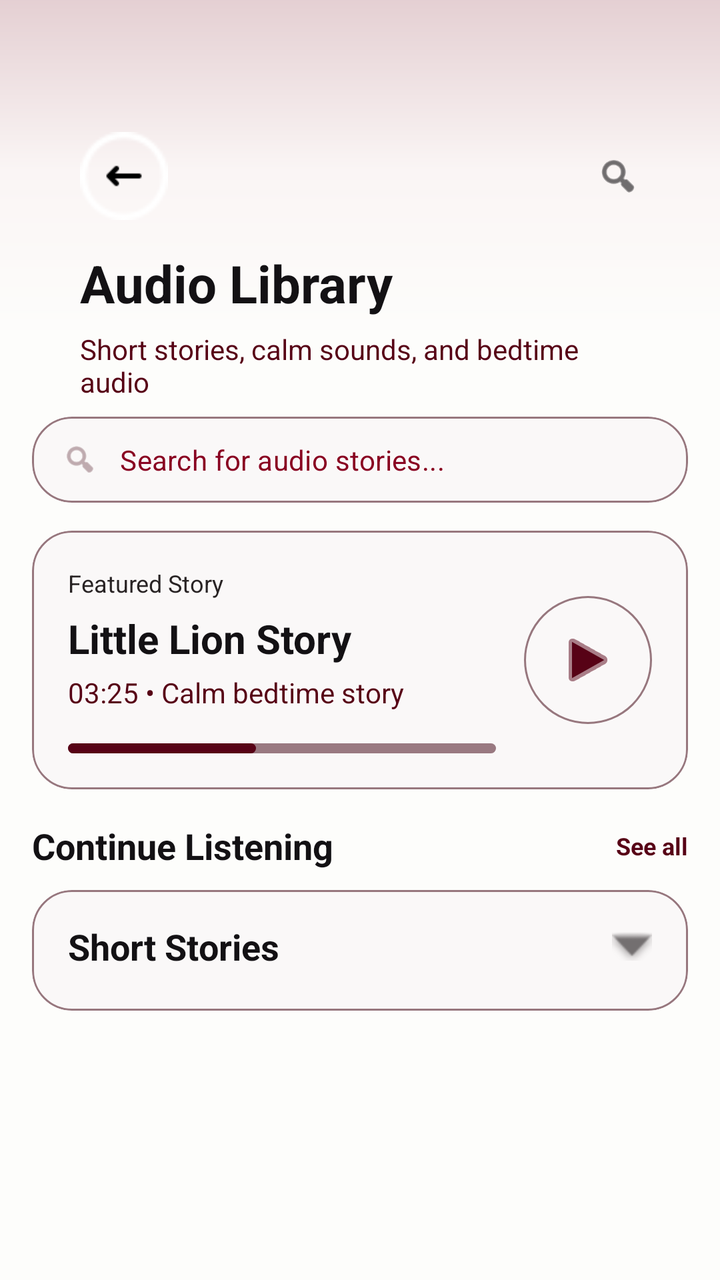
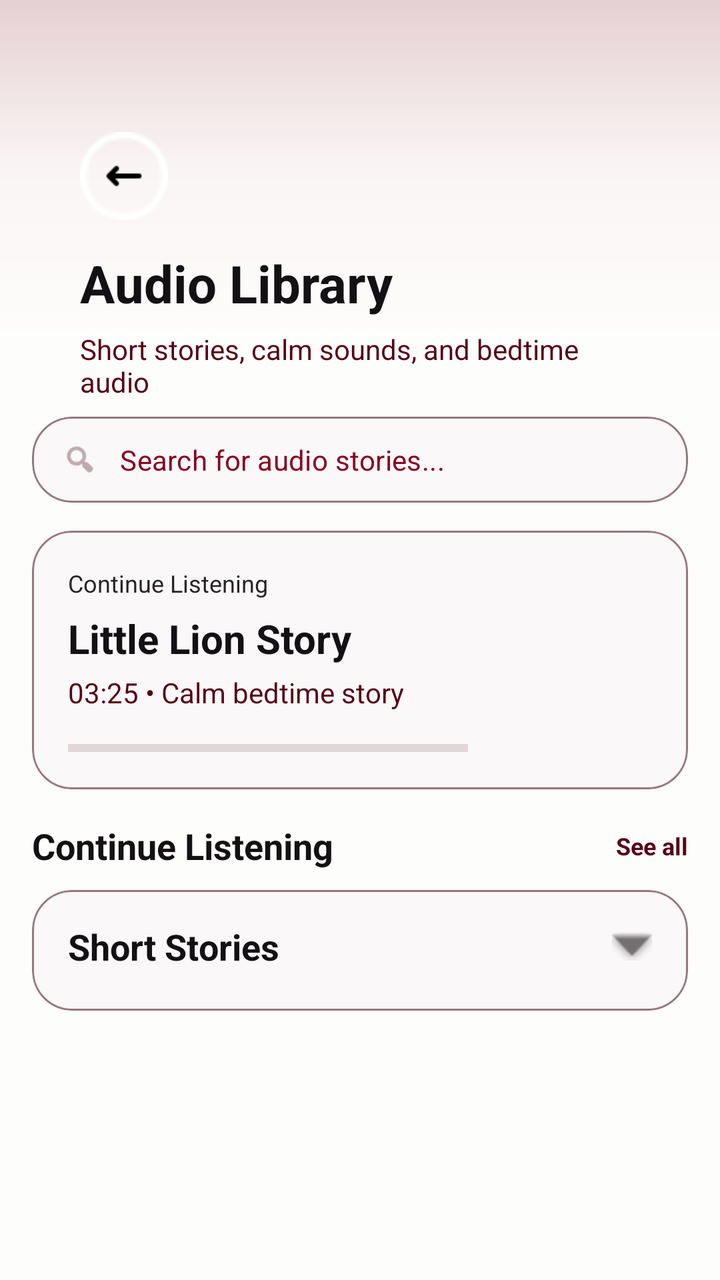

The first picture is an Android layout as it rendered before a commit; the second is the same layout after the commit. The layout source and the unified diff follow.
<!-- AndroidManifest.xml: application theme Theme.DownSteps1 -->
<!-- res/layout/activity_library_audio.xml -->
<?xml version='1.0' encoding='UTF-8'?>
<androidx.constraintlayout.widget.ConstraintLayout xmlns:android="http://schemas.android.com/apk/res/android" xmlns:app="http://schemas.android.com/apk/res-auto" android:id="@+id/libraryAudioPage" android:layout_width="match_parent" android:layout_height="match_parent" android:background="@color/bg_main">

    
    <View android:id="@+id/topShape" style="@style/TopShape" android:layout_width="0dp" android:layout_height="170dp" android:alpha="0.18" app:layout_constraintTop_toTopOf="parent" app:layout_constraintStart_toStartOf="parent" app:layout_constraintEnd_toEndOf="parent"/>

    
    
    <androidx.core.widget.NestedScrollView android:id="@+id/scrollContent" android:layout_width="0dp" android:layout_height="0dp" android:clipToPadding="false" android:fillViewport="true" android:overScrollMode="never" android:paddingStart="16dp" android:paddingTop="8dp" android:paddingEnd="16dp" android:paddingBottom="110dp" android:scrollbars="none" app:layout_constraintBottom_toBottomOf="parent" app:layout_constraintStart_toStartOf="parent" app:layout_constraintEnd_toEndOf="parent" app:layout_constraintTop_toTopOf="parent">

        <LinearLayout android:layout_width="match_parent" android:layout_height="wrap_content" android:orientation="vertical">

            <LinearLayout android:id="@+id/headerLayout" style="@style/Header" android:layout_width="match_parent" android:layout_height="wrap_content" android:orientation="vertical" android:paddingBottom="8dp">

        <LinearLayout android:id="@+id/topRow" android:layout_width="match_parent" android:layout_height="wrap_content" android:layout_marginBottom="14dp" android:gravity="center_vertical" android:orientation="horizontal">

            <LinearLayout android:id="@+id/backContainer" style="@style/BackBtn.Box" android:layout_width="44dp" android:layout_height="44dp" android:orientation="horizontal">

                <ImageView android:id="@+id/btnBack" style="@style/BackBtn.Icon" android:contentDescription="Back"/>
            </LinearLayout>

            <View android:layout_width="0dp" android:layout_height="1dp" android:layout_weight="1"/>

            <ImageView android:id="@+id/btnSearchTop" android:layout_width="22dp" android:layout_height="22dp" android:contentDescription="Search" android:src="@android:drawable/ic_menu_search" app:tint="@color/text_label"/>
        </LinearLayout>

        <TextView android:id="@+id/tvLibraryTitle" style="@style/Text.Title" android:layout_width="wrap_content" android:layout_height="wrap_content" android:text="Audio Library"/>

        <TextView android:id="@+id/tvLibrarySubtitle" style="@style/Text.Subtitle" android:layout_width="wrap_content" android:layout_height="wrap_content" android:layout_marginTop="6dp" android:text="Short stories, calm sounds, and bedtime audio"/>
    </LinearLayout>

    
            <com.google.android.material.card.MaterialCardView android:id="@+id/searchCard" style="@style/Card" android:layout_width="match_parent" android:layout_height="wrap_content" android:layout_marginBottom="14dp" app:cardElevation="0dp">

                <LinearLayout android:layout_width="match_parent" android:layout_height="wrap_content" android:gravity="center_vertical" android:orientation="horizontal" android:paddingStart="14dp" android:paddingTop="12dp" android:paddingEnd="14dp" android:paddingBottom="12dp">

                    <ImageView style="@style/Icon.Small" android:layout_height="18dp" android:contentDescription="Search icon" android:src="@android:drawable/ic_menu_search" app:tint="@color/text_hint_layout"/>

                    <com.google.android.material.textfield.TextInputEditText android:id="@+id/etSearchAudio" style="@style/EditText" android:layout_width="0dp" android:layout_height="wrap_content" android:layout_marginStart="10dp" android:layout_weight="1" android:background="@android:color/transparent" android:hint="Search for audio stories..." android:inputType="text" android:maxLines="1" android:padding="0dp"/>
                </LinearLayout>
            </com.google.android.material.card.MaterialCardView>


            
            <com.google.android.material.card.MaterialCardView android:id="@+id/currentAudioCard" style="@style/Card" android:layout_width="match_parent" android:layout_height="wrap_content" android:layout_marginBottom="16dp" app:cardElevation="0dp">

                <LinearLayout android:layout_width="match_parent" android:layout_height="wrap_content" android:gravity="center_vertical" android:orientation="horizontal" android:padding="18dp">

                    
                    <LinearLayout android:layout_width="0dp" android:layout_height="wrap_content" android:layout_weight="1" android:orientation="vertical">

                        <TextView android:id="@+id/tvNowPlayingLabel" style="@style/Text.Small" android:layout_width="wrap_content" android:layout_height="wrap_content" android:text="Featured Story"/>

                        <TextView android:id="@+id/tvCurrentAudioTitle" android:layout_width="wrap_content" android:layout_height="wrap_content" android:layout_marginTop="6dp" android:text="Little Lion Story" style="@style/Text.Featured"/>

                        <TextView android:id="@+id/tvCurrentDuration" style="@style/Text.Subtitle" android:layout_width="wrap_content" android:layout_height="wrap_content" android:layout_marginTop="4dp" android:text="03:25 • Calm bedtime story"/>

                        <LinearLayout android:layout_width="match_parent" android:layout_height="wrap_content" android:layout_marginTop="16dp" android:gravity="center_vertical" android:orientation="horizontal">

                            <View android:layout_width="0dp" android:layout_height="5dp" android:layout_weight="1" android:background="@drawable/bg_audio_progress"/>

                        </LinearLayout>
                    </LinearLayout>

                    
                    <ImageView android:id="@+id/btnPlayFeatured" android:layout_width="64dp" android:layout_height="64dp" android:layout_marginStart="14dp" android:background="@drawable/bg_audio_play_button" android:padding="14dp" android:scaleType="centerInside" android:src="@android:drawable/ic_media_play" android:contentDescription="Play story" app:tint="@color/btn_primary"/>
                </LinearLayout>
            </com.google.android.material.card.MaterialCardView>

            
            <LinearLayout android:layout_width="match_parent" android:layout_height="wrap_content" android:layout_marginBottom="10dp" android:gravity="center_vertical" android:orientation="horizontal">

                <TextView android:layout_width="0dp" android:layout_height="wrap_content" android:layout_weight="1" android:text="Continue Listening" style="@style/Text.Section"/>

                <TextView android:layout_width="wrap_content" android:layout_height="wrap_content" android:text="See all" android:textColor="@color/btn_primary" style="@style/Text.Small" android:textStyle="bold"/>
            </LinearLayout>

            
            <com.google.android.material.card.MaterialCardView android:id="@+id/audioListCard" style="@style/Card" android:layout_width="match_parent" android:layout_height="wrap_content" android:layout_marginBottom="14dp" app:cardElevation="0dp">

                <LinearLayout android:layout_width="match_parent" android:layout_height="wrap_content" android:orientation="vertical" android:padding="10dp">

                    <LinearLayout android:layout_width="match_parent" android:layout_height="wrap_content" android:gravity="center_vertical" android:orientation="horizontal" android:paddingStart="8dp" android:paddingTop="6dp" android:paddingEnd="8dp" android:paddingBottom="10dp">

                        <TextView android:id="@+id/tvSectionTitle" style="@style/Text.Section" android:layout_width="0dp" android:layout_height="wrap_content" android:layout_weight="1" android:text="Short Stories"/>

                        <ImageView android:id="@+id/btnExpand" style="@style/Icon.Small" android:contentDescription="Expand" android:src="@android:drawable/arrow_down_float" app:tint="@color/input_icon"/>
                    </LinearLayout>

                    <androidx.recyclerview.widget.RecyclerView android:id="@+id/recyclerAudioList" android:layout_width="match_parent" android:layout_height="wrap_content" android:nestedScrollingEnabled="false"/>
                </LinearLayout>
            </com.google.android.material.card.MaterialCardView>

        </LinearLayout>
    </androidx.core.widget.NestedScrollView>

</androidx.constraintlayout.widget.ConstraintLayout>
<!-- resources referenced by this layout -->
<resources>
  <color name="bg_main">#FDFDFB</color>
  <color name="btn_primary">#570216</color>
  <color name="input_icon">#736F70</color>
  <color name="text_hint_layout">#97777E</color>
  <color name="text_label">#131114</color>
  <!-- drawable bg_audio_play_button (drawable) -->
  <?xml version="1.0" encoding="utf-8"?>
  <shape xmlns:android="http://schemas.android.com/apk/res/android"
      android:shape="oval">
      <solid android:color="@color/card_bg" />
      <stroke
          android:width="1dp"
          android:color="@color/card_border" />
  </shape>
  <!-- drawable bg_audio_progress (drawable) -->
  <?xml version="1.0" encoding="utf-8"?>
  <layer-list xmlns:android="http://schemas.android.com/apk/res/android">
      <item>
          <shape>
              <corners android:radius="8dp" />
              <solid android:color="@color/input_border" />
              <size android:height="4dp" />
          </shape>
      </item>
  
      <item android:right="120dp">
          <shape>
              <corners android:radius="8dp" />
              <solid android:color="@color/btn_primary" />
              <size android:height="4dp" />
          </shape>
      </item>
  </layer-list>
  <style name="BackBtn.Icon">
          <item name="android:layout_width">20dp</item>
          <item name="android:layout_height">20dp</item>
          <item name="android:src">@drawable/ic_fleche_gauche</item>
          <item name="android:tint">@color/black</item>
      </style>
  <style name="Header">
          <item name="android:paddingStart">24dp</item>
          <item name="android:paddingTop">58dp</item>
          <item name="android:paddingEnd">24dp</item>
          <item name="android:paddingBottom">24dp</item>
      </style>
  <style name="Icon.Small">
          <item name="android:layout_width">20dp</item>
          <item name="android:layout_height">20dp</item>
      </style>
  <style name="Text.Featured" parent="Text.Section">
          <item name="android:textSize">20sp</item>
      </style>
  <style name="Text.Section">
          <item name="android:textColor">@color/text_title</item>
          <item name="android:textSize">18sp</item>
          <item name="android:textStyle">bold</item>
      </style>
  <style name="Text.Small">
          <item name="android:textColor">@color/text_small</item>
          <item name="android:textSize">12sp</item>
      </style>
  <style name="Text.Subtitle">
          <item name="android:textColor">@color/text_subtitle</item>
          <item name="android:textSize">14sp</item>
      </style>
  <style name="Text.Title">
          <item name="android:textColor">@color/text_title</item>
          <item name="android:textSize">26sp</item>
          <item name="android:textStyle">bold</item>
      </style>
  <style name="TopShape">
          <item name="android:background">@drawable/bg_top</item>
          <item name="android:alpha">0.45</item>
      </style>
  <style name="Theme.DownSteps1" parent="Base.Theme.DownSteps1" />
  <color name="card_bg">#FAF8F8</color>
  <color name="card_border">#97777E</color>
  <color name="input_border">#997981</color>
  <color name="black">#000000</color>
  <color name="text_input">#131114</color>
  <color name="text_hint">#890221</color>
  <color name="text_title">#131114</color>
  <color name="text_small">#282324</color>
  <color name="text_subtitle">#570216</color>
  <!-- drawable bg_top (drawable) -->
  <shape xmlns:android="http://schemas.android.com/apk/res/android"
      android:shape="rectangle">
  
      <gradient
          android:angle="270"
          android:startColor="#77021D"
          android:centerColor="#EFD4DA"
          android:endColor="#FFFFFF" />
  
  </shape>
  <style name="Base.Theme.DownSteps1" parent="Theme.Material3.DayNight.NoActionBar">
          
          
          <item name="colorPrimary">@color/btn_primary</item>
          <item name="colorSecondary">@color/btn_primary</item>
          <item name="colorAccent">@color/btn_primary</item>
      </style>
  <!-- unchanged entries left out for length: 5 -->
</resources>

<!-- the commit's change to res/layout/activity_library_audio.xml (unified diff, before → after) -->
@@ -1,93 +1,290 @@
 <?xml version='1.0' encoding='UTF-8'?>
-<androidx.constraintlayout.widget.ConstraintLayout xmlns:android="http://schemas.android.com/apk/res/android" xmlns:app="http://schemas.android.com/apk/res-auto" android:id="@+id/libraryAudioPage" android:layout_width="match_parent" android:layout_height="match_parent" android:background="@color/bg_main">
+<androidx.constraintlayout.widget.ConstraintLayout xmlns:android="http://schemas.android.com/apk/res/android"
+    xmlns:app="http://schemas.android.com/apk/res-auto"
+    android:id="@+id/libraryAudioPage"
+    android:layout_width="match_parent"
+    android:layout_height="match_parent"
+    android:background="@color/bg_main">
 
     
-    <View android:id="@+id/topShape" style="@style/TopShape" android:layout_width="0dp" android:layout_height="170dp" android:alpha="0.18" app:layout_constraintTop_toTopOf="parent" app:layout_constraintStart_toStartOf="parent" app:layout_constraintEnd_toEndOf="parent"/>
+    <View
+        android:id="@+id/topShape"
+        style="@style/TopShape"
+        android:layout_width="0dp"
+        android:layout_height="170dp"
+        android:alpha="0.18"
+        app:layout_constraintEnd_toEndOf="parent"
+        app:layout_constraintStart_toStartOf="parent"
+        app:layout_constraintTop_toTopOf="parent" />
 
     
     
-    <androidx.core.widget.NestedScrollView android:id="@+id/scrollContent" android:layout_width="0dp" android:layout_height="0dp" android:clipToPadding="false" android:fillViewport="true" android:overScrollMode="never" android:paddingStart="16dp" android:paddingTop="8dp" android:paddingEnd="16dp" android:paddingBottom="110dp" android:scrollbars="none" app:layout_constraintBottom_toBottomOf="parent" app:layout_constraintStart_toStartOf="parent" app:layout_constraintEnd_toEndOf="parent" app:layout_constraintTop_toTopOf="parent">
-
-        <LinearLayout android:layout_width="match_parent" android:layout_height="wrap_content" android:orientation="vertical">
-
-            <LinearLayout android:id="@+id/headerLayout" style="@style/Header" android:layout_width="match_parent" android:layout_height="wrap_content" android:orientation="vertical" android:paddingBottom="8dp">
-
-        <LinearLayout android:id="@+id/topRow" android:layout_width="match_parent" android:layout_height="wrap_content" android:layout_marginBottom="14dp" android:gravity="center_vertical" android:orientation="horizontal">
-
-            <LinearLayout android:id="@+id/backContainer" style="@style/BackBtn.Box" android:layout_width="44dp" android:layout_height="44dp" android:orientation="horizontal">
-
-                <ImageView android:id="@+id/btnBack" style="@style/BackBtn.Icon" android:contentDescription="Back"/>
+    <androidx.core.widget.NestedScrollView
+        android:id="@+id/scrollContent"
+        android:layout_width="0dp"
+        android:layout_height="0dp"
+        android:clipToPadding="false"
+        android:fillViewport="true"
+        android:overScrollMode="never"
+        android:paddingStart="16dp"
+        android:paddingTop="8dp"
+        android:paddingEnd="16dp"
+        android:paddingBottom="110dp"
+        android:scrollbars="none"
+        app:layout_constraintBottom_toBottomOf="parent"
+        app:layout_constraintEnd_toEndOf="parent"
+        app:layout_constraintStart_toStartOf="parent"
+        app:layout_constraintTop_toTopOf="parent">
+
+        <LinearLayout
+            android:layout_width="match_parent"
+            android:layout_height="wrap_content"
+            android:orientation="vertical">
+
+            <LinearLayout
+                android:id="@+id/headerLayout"
+                style="@style/Header"
+                android:layout_width="match_parent"
+                android:layout_height="wrap_content"
+                android:orientation="vertical"
+                android:paddingBottom="8dp">
+
+                <LinearLayout
+                    android:id="@+id/topRow"
+                    android:layout_width="match_parent"
+                    android:layout_height="wrap_content"
+                    android:layout_marginBottom="14dp"
+                    android:gravity="center_vertical"
+                    android:orientation="horizontal">
+
+                    <LinearLayout
+                        android:id="@+id/backContainer"
+                        style="@style/BackBtn.Box"
+                        android:layout_width="44dp"
+                        android:layout_height="44dp"
+                        android:orientation="horizontal">
+
+                        <ImageView
+                            android:id="@+id/btnBack"
+                            style="@style/BackBtn.Icon"
+                            android:contentDescription="Back" />
+                    </LinearLayout>
+
+                    <View
+                        android:layout_width="0dp"
+                        android:layout_height="1dp"
+                        android:layout_weight="1" />
+
+                </LinearLayout>
+
+                <TextView
+                    android:id="@+id/tvLibraryTitle"
+                    style="@style/Text.Title"
+                    android:layout_width="wrap_content"
+                    android:layout_height="wrap_content"
+                    android:text="Audio Library" />
+
+                <TextView
+                    android:id="@+id/tvLibrarySubtitle"
+                    style="@style/Text.Subtitle"
+                    android:layout_width="wrap_content"
+                    android:layout_height="wrap_content"
+                    android:layout_marginTop="6dp"
+                    android:text="Short stories, calm sounds, and bedtime audio" />
             </LinearLayout>
 
-            <View android:layout_width="0dp" android:layout_height="1dp" android:layout_weight="1"/>
-
-            <ImageView android:id="@+id/btnSearchTop" android:layout_width="22dp" android:layout_height="22dp" android:contentDescription="Search" android:src="@android:drawable/ic_menu_search" app:tint="@color/text_label"/>
-        </LinearLayout>
-
-        <TextView android:id="@+id/tvLibraryTitle" style="@style/Text.Title" android:layout_width="wrap_content" android:layout_height="wrap_content" android:text="Audio Library"/>
-
-        <TextView android:id="@+id/tvLibrarySubtitle" style="@style/Text.Subtitle" android:layout_width="wrap_content" android:layout_height="wrap_content" android:layout_marginTop="6dp" android:text="Short stories, calm sounds, and bedtime audio"/>
-    </LinearLayout>
-
-    
-            <com.google.android.material.card.MaterialCardView android:id="@+id/searchCard" style="@style/Card" android:layout_width="match_parent" android:layout_height="wrap_content" android:layout_marginBottom="14dp" app:cardElevation="0dp">
-
-                <LinearLayout android:layout_width="match_parent" android:layout_height="wrap_content" android:gravity="center_vertical" android:orientation="horizontal" android:paddingStart="14dp" android:paddingTop="12dp" android:paddingEnd="14dp" android:paddingBottom="12dp">
-
-                    <ImageView style="@style/Icon.Small" android:layout_height="18dp" android:contentDescription="Search icon" android:src="@android:drawable/ic_menu_search" app:tint="@color/text_hint_layout"/>
-
-                    <com.google.android.material.textfield.TextInputEditText android:id="@+id/etSearchAudio" style="@style/EditText" android:layout_width="0dp" android:layout_height="wrap_content" android:layout_marginStart="10dp" android:layout_weight="1" android:background="@android:color/transparent" android:hint="Search for audio stories..." android:inputType="text" android:maxLines="1" android:padding="0dp"/>
+            
+            <com.google.android.material.card.MaterialCardView
+                android:id="@+id/searchCard"
+                style="@style/Card"
+                android:layout_width="match_parent"
+                android:layout_height="wrap_content"
+                android:layout_marginBottom="14dp"
+                app:cardElevation="0dp">
+
+                <LinearLayout
+                    android:layout_width="match_parent"
+                    android:layout_height="wrap_content"
+                    android:gravity="center_vertical"
+                    android:orientation="horizontal"
+                    android:paddingStart="14dp"
+                    android:paddingTop="12dp"
+                    android:paddingEnd="14dp"
+                    android:paddingBottom="12dp">
+
+                    <ImageView
+                        style="@style/Icon.Small"
+                        android:layout_height="18dp"
+                        android:contentDescription="Search icon"
+                        android:src="@android:drawable/ic_menu_search"
+                        app:tint="@color/text_hint_layout" />
+
+                    <com.google.android.material.textfield.TextInputEditText
+                        android:id="@+id/etSearchAudio"
+                        style="@style/EditText"
+                        android:layout_width="0dp"
+                        android:layout_height="wrap_content"
+                        android:layout_marginStart="10dp"
+                        android:layout_weight="1"
+                        android:background="@android:color/transparent"
+                        android:hint="Search for audio stories..."
+                        android:inputType="text"
+                        android:maxLines="1"
+                        android:padding="0dp" />
                 </LinearLayout>
             </com.google.android.material.card.MaterialCardView>
 
 
             
-            <com.google.android.material.card.MaterialCardView android:id="@+id/currentAudioCard" style="@style/Card" android:layout_width="match_parent" android:layout_height="wrap_content" android:layout_marginBottom="16dp" app:cardElevation="0dp">
-
-                <LinearLayout android:layout_width="match_parent" android:layout_height="wrap_content" android:gravity="center_vertical" android:orientation="horizontal" android:padding="18dp">
+            <com.google.android.material.card.MaterialCardView
+                android:id="@+id/currentAudioCard"
+                style="@style/Card"
+                android:layout_width="match_parent"
+                android:layout_height="wrap_content"
+                android:layout_marginBottom="16dp"
+                app:cardElevation="0dp">
+
+                <LinearLayout
+                    android:layout_width="match_parent"
+                    android:layout_height="wrap_content"
+                    android:gravity="center_vertical"
+                    android:orientation="horizontal"
+                    android:padding="18dp">
 
                     
-                    <LinearLayout android:layout_width="0dp" android:layout_height="wrap_content" android:layout_weight="1" android:orientation="vertical">
-
-                        <TextView android:id="@+id/tvNowPlayingLabel" style="@style/Text.Small" android:layout_width="wrap_content" android:layout_height="wrap_content" android:text="Featured Story"/>
-
-                        <TextView android:id="@+id/tvCurrentAudioTitle" android:layout_width="wrap_content" android:layout_height="wrap_content" android:layout_marginTop="6dp" android:text="Little Lion Story" style="@style/Text.Featured"/>
-
-                        <TextView android:id="@+id/tvCurrentDuration" style="@style/Text.Subtitle" android:layout_width="wrap_content" android:layout_height="wrap_content" android:layout_marginTop="4dp" android:text="03:25 • Calm bedtime story"/>
-
-                        <LinearLayout android:layout_width="match_parent" android:layout_height="wrap_content" android:layout_marginTop="16dp" android:gravity="center_vertical" android:orientation="horizontal">
-
-                            <View android:layout_width="0dp" android:layout_height="5dp" android:layout_weight="1" android:background="@drawable/bg_audio_progress"/>
+                    <LinearLayout
+                        android:layout_width="0dp"
+                        android:layout_height="wrap_content"
+                        android:layout_weight="1"
+                        android:orientation="vertical">
+
+                        <TextView
+                            android:id="@+id/tvNowPlayingLabel"
+                            style="@style/Text.Small"
+                            android:layout_width="wrap_content"
+                            android:layout_height="wrap_content"
+                            android:text="Continue Listening" />
+
+                        <TextView
+                            android:id="@+id/tvCurrentAudioTitle"
+                            style="@style/Text.Featured"
+                            android:layout_width="wrap_content"
+                            android:layout_height="wrap_content"
+                            android:layout_marginTop="6dp"
+                            android:text="Little Lion Story" />
+
+                        <TextView
+                            android:id="@+id/tvCurrentDuration"
+                            style="@style/Text.Subtitle"
+                            android:layout_width="wrap_content"
+                            android:layout_height="wrap_content"
+                            android:layout_marginTop="4dp"
+                            android:text="03:25 • Calm bedtime story" />
+
+                        <LinearLayout
+                            android:layout_width="match_parent"
+                            android:layout_height="wrap_content"
+                            android:layout_marginTop="16dp"
+                            android:gravity="center_vertical"
+                            android:orientation="horizontal">
+
+                            <ProgressBar
+                                android:id="@+id/featuredProgress"
+                                style="?android:attr/progressBarStyleHorizontal"
+                                android:layout_width="0dp"
+                                android:layout_height="5dp"
+                                android:layout_weight="1"
+                                android:max="100"
+                                android:progress="0"
+                                android:progressTint="@color/btn_primary"
+                                android:progressBackgroundTint="@color/text_hint_layout" />
 
                         </LinearLayout>
                     </LinearLayout>
 
                     
-                    <ImageView android:id="@+id/btnPlayFeatured" android:layout_width="64dp" android:layout_height="64dp" android:layout_marginStart="14dp" android:background="@drawable/bg_audio_play_button" android:padding="14dp" android:scaleType="centerInside" android:src="@android:drawable/ic_media_play" android:contentDescription="Play story" app:tint="@color/btn_primary"/>
+                    <ImageView
+                        android:id="@+id/imgFeaturedCover"
+                        android:layout_width="78dp"
+                        android:layout_height="78dp"
+                        android:layout_marginStart="14dp"
+                        android:contentDescription="Story image"
+                        android:scaleType="centerCrop"
+                        android:padding="0dp"
+                        android:adjustViewBounds="false" />
                 </LinearLayout>
             </com.google.android.material.card.MaterialCardView>
 
             
-            <LinearLayout android:layout_width="match_parent" android:layout_height="wrap_content" android:layout_marginBottom="10dp" android:gravity="center_vertical" android:orientation="horizontal">
-
-                <TextView android:layout_width="0dp" android:layout_height="wrap_content" android:layout_weight="1" android:text="Continue Listening" style="@style/Text.Section"/>
-
-                <TextView android:layout_width="wrap_content" android:layout_height="wrap_content" android:text="See all" android:textColor="@color/btn_primary" style="@style/Text.Small" android:textStyle="bold"/>
+            <LinearLayout
+                android:layout_width="match_parent"
+                android:layout_height="wrap_content"
+                android:layout_marginBottom="10dp"
+                android:gravity="center_vertical"
+                android:orientation="horizontal">
+
+                <TextView
+                    style="@style/Text.Section"
+                    android:layout_width="0dp"
+                    android:layout_height="wrap_content"
+                    android:layout_weight="1"
+                    android:text="Continue Listening" />
+
+                <TextView
+                    style="@style/Text.Small"
+                    android:layout_width="wrap_content"
+                    android:layout_height="wrap_content"
+                    android:text="See all"
+                    android:textColor="@color/btn_primary"
+                    android:textStyle="bold" />
             </LinearLayout>
 
             
-            <com.google.android.material.card.MaterialCardView android:id="@+id/audioListCard" style="@style/Card" android:layout_width="match_parent" android:layout_height="wrap_content" android:layout_marginBottom="14dp" app:cardElevation="0dp">
-
-                <LinearLayout android:layout_width="match_parent" android:layout_height="wrap_content" android:orientation="vertical" android:padding="10dp">
-
-                    <LinearLayout android:layout_width="match_parent" android:layout_height="wrap_content" android:gravity="center_vertical" android:orientation="horizontal" android:paddingStart="8dp" android:paddingTop="6dp" android:paddingEnd="8dp" android:paddingBottom="10dp">
-
-                        <TextView android:id="@+id/tvSectionTitle" style="@style/Text.Section" android:layout_width="0dp" android:layout_height="wrap_content" android:layout_weight="1" android:text="Short Stories"/>
-
-                        <ImageView android:id="@+id/btnExpand" style="@style/Icon.Small" android:contentDescription="Expand" android:src="@android:drawable/arrow_down_float" app:tint="@color/input_icon"/>
+            <com.google.android.material.card.MaterialCardView
+                android:id="@+id/audioListCard"
+                style="@style/Card"
+                android:layout_width="match_parent"
+                android:layout_height="wrap_content"
+                android:layout_marginBottom="14dp"
+                app:cardElevation="0dp">
+
+                <LinearLayout
+                    android:layout_width="match_parent"
+                    android:layout_height="wrap_content"
+                    android:orientation="vertical"
+                    android:padding="10dp">
+
+                    <LinearLayout
+                        android:layout_width="match_parent"
+                        android:layout_height="wrap_content"
+                        android:gravity="center_vertical"
+                        android:orientation="horizontal"
+                        android:paddingStart="8dp"
+                        android:paddingTop="6dp"
+                        android:paddingEnd="8dp"
+                        android:paddingBottom="10dp">
+
+                        <TextView
+                            android:id="@+id/tvSectionTitle"
+                            style="@style/Text.Section"
+                            android:layout_width="0dp"
+                            android:layout_height="wrap_content"
+                            android:layout_weight="1"
+                            android:text="Short Stories" />
+
+                        <ImageView
+                            android:id="@+id/btnExpand"
+                            style="@style/Icon.Small"
+                            android:contentDescription="Expand"
+                            android:src="@android:drawable/arrow_down_float"
+                            app:tint="@color/input_icon" />
                     </LinearLayout>
 
-                    <androidx.recyclerview.widget.RecyclerView android:id="@+id/recyclerAudioList" android:layout_width="match_parent" android:layout_height="wrap_content" android:nestedScrollingEnabled="false"/>
+                    <androidx.recyclerview.widget.RecyclerView
+                        android:id="@+id/recyclerAudioList"
+                        android:layout_width="match_parent"
+                        android:layout_height="wrap_content"
+                        android:nestedScrollingEnabled="false" />
                 </LinearLayout>
             </com.google.android.material.card.MaterialCardView>
 
<!-- resource entries referenced after the edit -->
@@ -4,35 +4,6 @@
   <color name="btn_primary">#570216</color>
   <color name="input_icon">#736F70</color>
   <color name="text_hint_layout">#97777E</color>
-  <color name="text_label">#131114</color>
-  <!-- drawable bg_audio_play_button (drawable) -->
-  <?xml version="1.0" encoding="utf-8"?>
-  <shape xmlns:android="http://schemas.android.com/apk/res/android"
-      android:shape="oval">
-      <solid android:color="@color/card_bg" />
-      <stroke
-          android:width="1dp"
-          android:color="@color/card_border" />
-  </shape>
-  <!-- drawable bg_audio_progress (drawable) -->
-  <?xml version="1.0" encoding="utf-8"?>
-  <layer-list xmlns:android="http://schemas.android.com/apk/res/android">
-      <item>
-          <shape>
-              <corners android:radius="8dp" />
-              <solid android:color="@color/input_border" />
-              <size android:height="4dp" />
-          </shape>
-      </item>
-  
-      <item android:right="120dp">
-          <shape>
-              <corners android:radius="8dp" />
-              <solid android:color="@color/btn_primary" />
-              <size android:height="4dp" />
-          </shape>
-      </item>
-  </layer-list>
   <style name="BackBtn.Icon">
           <item name="android:layout_width">20dp</item>
           <item name="android:layout_height">20dp</item>
@@ -77,7 +48,6 @@
   <style name="Theme.DownSteps1" parent="Base.Theme.DownSteps1" />
   <color name="card_bg">#FAF8F8</color>
   <color name="card_border">#97777E</color>
-  <color name="input_border">#997981</color>
   <color name="black">#000000</color>
   <color name="text_input">#131114</color>
   <color name="text_hint">#890221</color>
